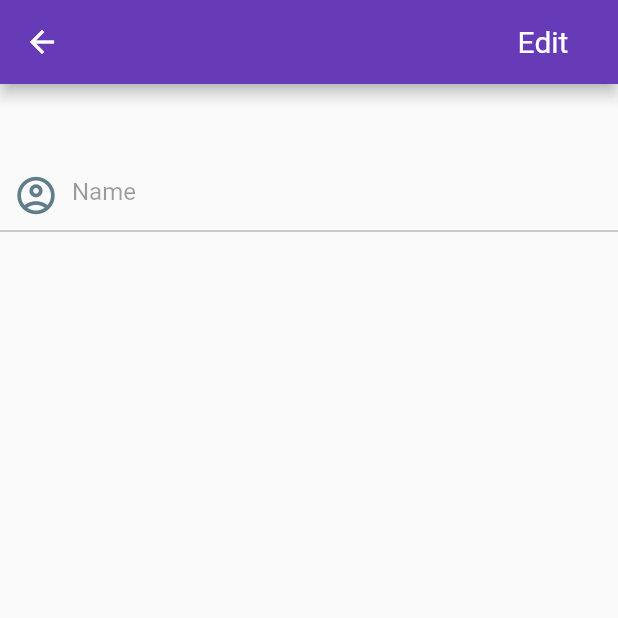
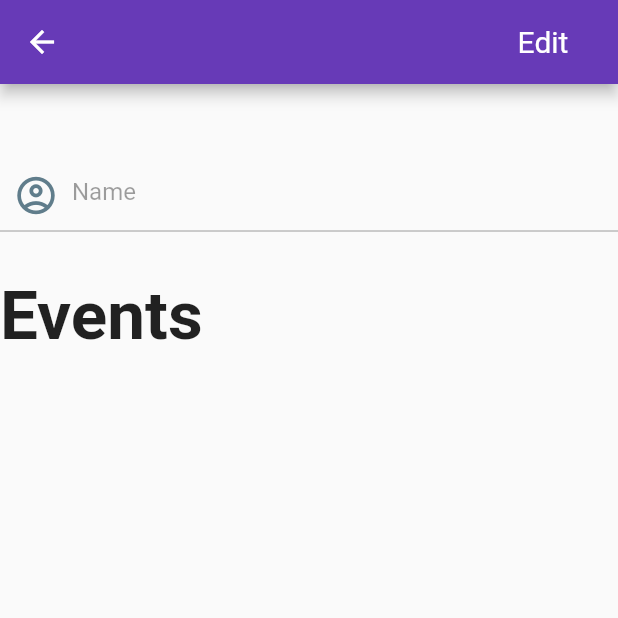
Before and after one commit to mabdulker/HappyBapp, a Flutter app: the EditContact screen opened directly, on a phone screen of 412 x 824 dp, the top half of it. Run offline on Flutter 3.47's test engine with Material 2 defaults, Android fonts, the phone set to English and light mode, and no system bars; our stand-ins replace cloud_firestore, firebase_core, flutter_holo_date_picker; missing offline and left inert: cupertino_date_textbox; accounts and stored records are empty.

Commit message:
Refactored code, decoupled widgets and added header creator

```diff
--- a/lib/views/edit_contact.dart
+++ b/lib/views/edit_contact.dart
@@ -59,14 +59,28 @@ class _EditContactState extends State<EditContact> {
         body: Column(
           children: [
             Padding(
-                padding: const EdgeInsets.only(top: 50), child: nameField()),
+              padding: const EdgeInsets.fromLTRB(0, 50, 0, 30),
+              child: nameField(),
+            ),
+            Align(
+              alignment: Alignment.centerLeft,
+              child: header('Events'),
+            ),
             Padding(
-              padding: const EdgeInsets.fromLTRB(0, 100, 0, 50),
+              padding: const EdgeInsets.fromLTRB(0, 20, 0, 50),
               child: getEventList(),
             ),
           ],
         ));
   }
+
+  Widget header(String title) => Text(
+        title,
+        style: const TextStyle(
+          fontWeight: FontWeight.bold,
+          fontSize: 45,
+        ),
+      );
 
   Widget nameField() => TextFormField(
         autocorrect: false,
@@ -110,18 +124,9 @@ class _EditContactState extends State<EditContact> {
         );
       });
 
-  Widget buildPicker(eventName, eventDate) {
+  Widget eventnameField(eventName, eventDate) {
     String name = eventName;
-    dates.putIfAbsent(eventName, () => eventDate);
-    // TODO: figure out the case where the name is changed
-    return _DatePickerItem(
-      children: <Widget>[
-        Row(
-          children: [
-            SizedBox(
-              height: 20,
-              width: 160,
-              child: TextFormField(
+    return TextFormField(
       // Edit Mode
       autocorrect: false,
       readOnly: !_editMode,
@@ -142,19 +147,25 @@ class _EditContactState extends State<EditContact> {
         focusedBorder: InputBorder.none,
         contentPadding: EdgeInsets.all(10),
       ),
-              ),
-            ),
-          ],
-        ),
-        const VerticalDivider(
-          thickness: 1,
-          color: CupertinoColors.inactiveGray,
-        ),
+    );
+  }
+
+  Widget buildPicker(eventName, eventDate) {
+    dates.putIfAbsent(eventName, () => eventDate);
+    // TODO: figure out the case where the name is changed
+    return _DatePickerItem(
+      children: <Widget>[
+        Expanded(flex: 5, child: eventnameField(eventName, eventDate)),
         const Icon(
           Icons.double_arrow_rounded,
           color: Colors.deepPurple,
         ),
-        CupertinoButton(
+        Expanded(flex: 5, child: datePicker(eventName)),
+      ],
+    );
+  }
+
+  Widget datePicker(eventName) => CupertinoButton(
         // Display a CupertinoDatePicker in date picker mode.
         onPressed: !_editMode
             ? null
@@ -178,10 +189,7 @@ class _EditContactState extends State<EditContact> {
             color: Colors.black,
           ),
         ),
-        ),
-      ],
       );
-  }
 
   PreferredSizeWidget buildAppBar() => AppBar(
         //title: Text('${editMode ? 'Edit' : 'View'} Contact'),
@@ -213,6 +221,7 @@ class _EditContactState extends State<EditContact> {
             _editMode = !_editMode;
           });
         },
+        // Neumorphism implementation
         child: AnimatedContainer(
           duration: const Duration(milliseconds: 200),
           height: 10,
```
Lines whose indentation alone changed are shown as unchanged.
